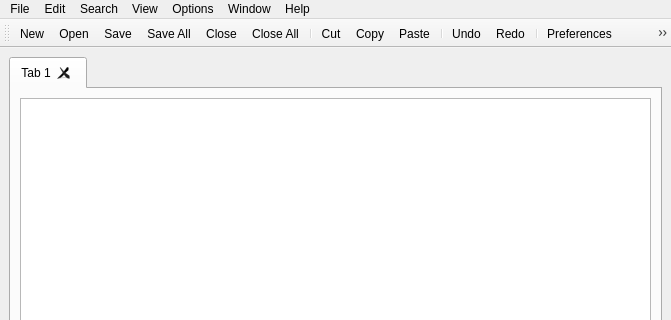
Qt form editor.ui (Yovsky/Edito) before a commit; both pictures show x 0 to 671 and y 0 to 320 of the 671 by 622 pixel window.
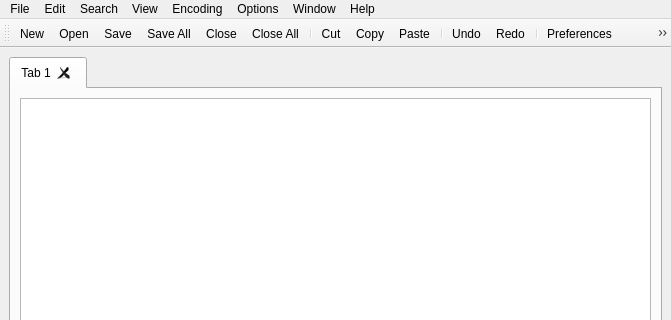
The same form after that commit. Icons and pictures are not drawn. Custom widgets are drawn as their Qt base class.

Commit message: Fixed encoding issues when opening from temp.

```diff
--- a/editor.ui
+++ b/editor.ui
@@ -176,10 +176,21 @@
     </property>
     <addaction name="actionGo_To"/>
    </widget>
+   <widget class="QMenu" name="menuEncoding">
+    <property name="title">
+     <string>Encoding</string>
+    </property>
+    <addaction name="actionUTF_8"/>
+    <addaction name="actionUTF_16LE"/>
+    <addaction name="actionUTF_16BE"/>
+    <addaction name="actionUTF_32LE"/>
+    <addaction name="actionUTF_32BE"/>
+   </widget>
    <addaction name="menuFile"/>
    <addaction name="menuEdit"/>
    <addaction name="menuSearch"/>
    <addaction name="menuView"/>
+   <addaction name="menuEncoding"/>
    <addaction name="menuOptions"/>
    <addaction name="menuWindow"/>
    <addaction name="menuHelp"/>
```
Left out of the diff: 40 changed lines with no effect on the pictures. The commit also changes 2 other files.
